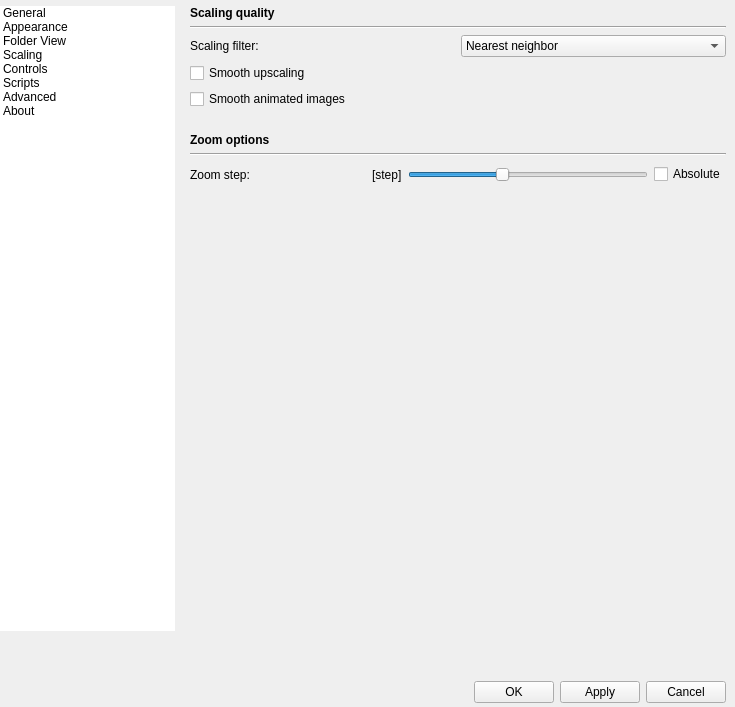
Above: qimgv/gui/dialogs/settingsdialog.ui from do-i/thumbgrid before the change. Below: the same form after it.
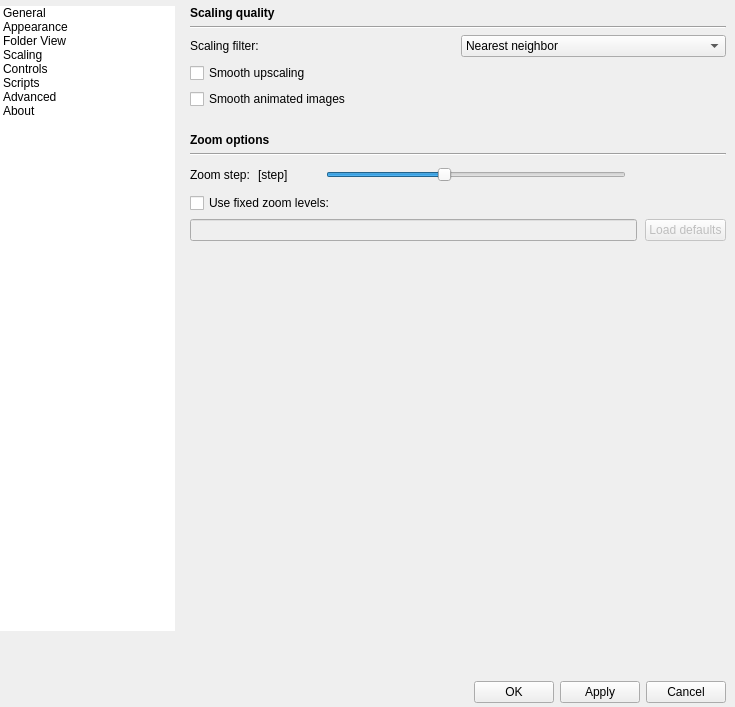
That is the form after the change. The open tabs and pages were chosen to show the change. Custom widgets are drawn as their Qt base class.

Commit message: [imageviewerv2] add fixed zoom levels option

Diff of the .ui file:
```diff
--- a/qimgv/gui/dialogs/settingsdialog.ui
+++ b/qimgv/gui/dialogs/settingsdialog.ui
@@ -2422,8 +2422,8 @@
                <rect>
                 <x>0</x>
                 <y>0</y>
-                <width>481</width>
-                <height>234</height>
+                <width>548</width>
+                <height>653</height>
                </rect>
               </property>
               <layout class="QVBoxLayout" name="verticalLayout_27">
@@ -2602,9 +2602,9 @@
                 </widget>
                </item>
                <item>
-                <layout class="QHBoxLayout" name="horizontalLayout_19">
-                 <property name="leftMargin">
-                  <number>0</number>
+                <layout class="QHBoxLayout" name="horizontalLayout_20" stretch="0,0,0,0">
+                 <property name="spacing">
+                  <number>8</number>
                  </property>
                  <property name="topMargin">
                   <number>0</number>
@@ -2612,9 +2612,6 @@
                  <property name="rightMargin">
                   <number>0</number>
                  </property>
-                 <property name="bottomMargin">
-                  <number>0</number>
-                 </property>
                  <item>
                   <widget class="QLabel" name="label_25">
                    <property name="text">
@@ -2622,21 +2619,26 @@
                    </property>
                   </widget>
                  </item>
-                 <item>
-                  <spacer name="horizontalSpacer_12">
-                   <property name="orientation">
-                    <enum>Qt::Horizontal</enum>
-                   </property>
-                   <property name="sizeHint" stdset="0">
-                    <size>
-                     <width>47</width>
-                     <height>20</height>
-                    </size>
-                   </property>
-                  </spacer>
-                 </item>
                  <item>
                   <widget class="QLabel" name="zoomStepLabel">
+                   <property name="sizePolicy">
+                    <sizepolicy hsizetype="Preferred" vsizetype="Preferred">
+                     <horstretch>0</horstretch>
+                     <verstretch>0</verstretch>
+                    </sizepolicy>
+                   </property>
+                   <property name="minimumSize">
+                    <size>
+                     <width>60</width>
+                     <height>0</height>
+                    </size>
+                   </property>
+                   <property name="maximumSize">
+                    <size>
+                     <width>60</width>
+                     <height>16777215</height>
+                    </size>
+                   </property>
                    <property name="text">
                     <string>[step]</string>
                    </property>
@@ -2652,13 +2654,13 @@
                    </property>
                    <property name="minimumSize">
                     <size>
-                     <width>240</width>
+                     <width>300</width>
                      <height>25</height>
                     </size>
                    </property>
                    <property name="maximumSize">
                     <size>
-                     <width>240</width>
+                     <width>300</width>
                      <height>25</height>
                     </size>
                    </property>
@@ -2686,20 +2688,61 @@
                   </widget>
                  </item>
                  <item>
-                  <widget class="QCheckBox" name="absoluteStepCheckBox">
-                   <property name="toolTip">
-                    <string>Always go by fixed increments - for example 100% &gt; 125% &gt; 150%</string>
+                  <spacer name="horizontalSpacer_4">
+                   <property name="orientation">
+                    <enum>Qt::Horizontal</enum>
                    </property>
-                   <property name="toolTipDuration">
-                    <number>30</number>
+                   <property name="sizeHint" stdset="0">
+                    <size>
+                     <width>40</width>
+                     <height>20</height>
+                    </size>
                    </property>
-                   <property name="text">
-                    <string>Absolute</string>
-                   </property>
-                  </widget>
+                  </spacer>
                  </item>
                 </layout>
                </item>
+               <item>
+                <widget class="QCheckBox" name="useFixedZoomLevelsCheckBox">
+                 <property name="text">
+                  <string>Use fixed zoom levels:</string>
+                 </property>
+                </widget>
+               </item>
+               <item>
+                <widget class="QWidget" name="widget" native="true">
+                 <property name="enabled">
+                  <bool>false</bool>
+                 </property>
+                 <layout class="QHBoxLayout" name="horizontalLayout_26">
+                  <property name="spacing">
+                   <number>8</number>
+                  </property>
+                  <property name="leftMargin">
+                   <number>0</number>
+                  </property>
+                  <property name="topMargin">
+                   <number>0</number>
+                  </property>
+                  <property name="rightMargin">
+                   <number>0</number>
+                  </property>
+                  <property name="bottomMargin">
+                   <number>0</number>
+                  </property>
+                  <item>
+                   <widget class="QLineEdit" name="zoomLevels"/>
+                  </item>
+                  <item>
+                   <widget class="QPushButton" name="resetZoomLevelsButton">
+                    <property name="text">
+                     <string>Load defaults</string>
+                    </property>
+                   </widget>
+                  </item>
+                 </layout>
+                </widget>
+               </item>
                <item>
                 <spacer name="verticalSpacer_7">
                  <property name="orientation">
```
Left out of the diff: 127 changed lines with no effect on the pictures. The commit also changes 6 other files.
